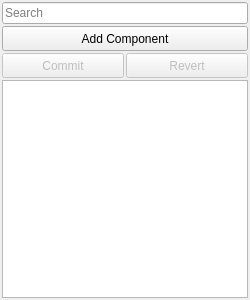
thunder-engine/thunder, file worldeditor/src/screens/propertyedit/propertyeditor.ui: the form before one commit.
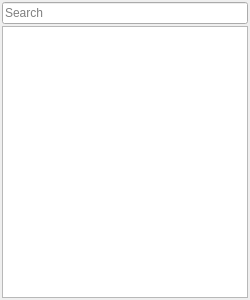
The form after the commit. Icons and pictures are not drawn.

```diff
--- a/worldeditor/src/screens/propertyedit/propertyeditor.ui
+++ b/worldeditor/src/screens/propertyedit/propertyeditor.ui
@@ -40,106 +40,6 @@
      </property>
     </widget>
    </item>
-   <item>
-    <widget class="QToolButton" name="componentButton">
-     <property name="enabled">
-      <bool>true</bool>
-     </property>
-     <property name="sizePolicy">
-      <sizepolicy hsizetype="Preferred" vsizetype="Fixed">
-       <horstretch>0</horstretch>
-       <verstretch>0</verstretch>
-      </sizepolicy>
-     </property>
-     <property name="minimumSize">
-      <size>
-       <width>0</width>
-       <height>25</height>
-      </size>
-     </property>
-     <property name="toolTip">
-      <string>Adds a new Component to this Actor.</string>
-     </property>
-     <property name="text">
-      <string>Add Component</string>
-     </property>
-     <property name="popupMode">
-      <enum>QToolButton::InstantPopup</enum>
-     </property>
-     <property name="toolButtonStyle">
-      <enum>Qt::ToolButtonTextBesideIcon</enum>
-     </property>
-    </widget>
-   </item>
-   <item>
-    <layout class="QHBoxLayout" name="horizontalLayout">
-     <property name="spacing">
-      <number>2</number>
-     </property>
-     <property name="leftMargin">
-      <number>0</number>
-     </property>
-     <property name="topMargin">
-      <number>0</number>
-     </property>
-     <property name="rightMargin">
-      <number>0</number>
-     </property>
-     <property name="bottomMargin">
-      <number>0</number>
-     </property>
-     <item>
-      <widget class="QToolButton" name="commitButton">
-       <property name="enabled">
-        <bool>false</bool>
-       </property>
-       <property name="sizePolicy">
-        <sizepolicy hsizetype="Preferred" vsizetype="Fixed">
-         <horstretch>0</horstretch>
-         <verstretch>0</verstretch>
-        </sizepolicy>
-       </property>
-       <property name="minimumSize">
-        <size>
-         <width>0</width>
-         <height>25</height>
-        </size>
-       </property>
-       <property name="toolTip">
-        <string>Saves your changes.</string>
-       </property>
-       <property name="text">
-        <string>Commit</string>
-       </property>
-      </widget>
-     </item>
-     <item>
-      <widget class="QToolButton" name="revertButton">
-       <property name="enabled">
-        <bool>false</bool>
-       </property>
-       <property name="sizePolicy">
-        <sizepolicy hsizetype="Preferred" vsizetype="Fixed">
-         <horstretch>0</horstretch>
-         <verstretch>0</verstretch>
-        </sizepolicy>
-       </property>
-       <property name="minimumSize">
-        <size>
-         <width>0</width>
-         <height>25</height>
-        </size>
-       </property>
-       <property name="toolTip">
-        <string>Reverts back your unsaved changes.</string>
-       </property>
-       <property name="text">
-        <string>Revert</string>
-       </property>
-      </widget>
-     </item>
-    </layout>
-   </item>
    <item>
     <widget class="QTreeView" name="treeView">
      <property name="editTriggers">
```
